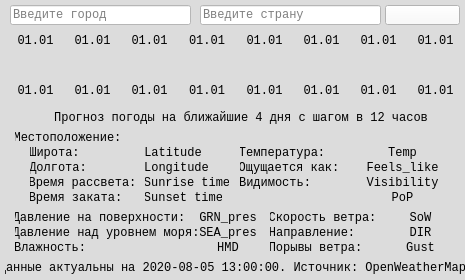
The window that weather_window.ui (AEvlampev/UtApp) describes before a commit, drawn with Qt 5.
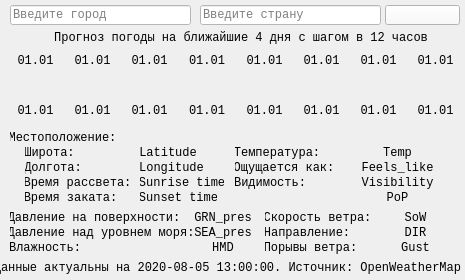
The same window after the commit. Icons and pictures are not drawn.

```diff
--- a/weather_window.ui
+++ b/weather_window.ui
@@ -14,14 +14,14 @@
    <string>UtApp - Погода</string>
   </property>
   <property name="styleSheet">
-   <string notr="true">background-color: rgb(220, 220, 220);</string>
+   <string notr="true"/>
   </property>
   <widget class="QWidget" name="centralwidget">
    <widget class="QWidget" name="horizontalLayoutWidget">
     <property name="geometry">
      <rect>
       <x>10</x>
-      <y>30</y>
+      <y>50</y>
       <width>451</width>
       <height>71</height>
      </rect>
@@ -836,7 +836,7 @@
    <widget class="QLabel" name="static_label_1">
     <property name="geometry">
      <rect>
-      <x>15</x>
+      <x>10</x>
       <y>130</y>
       <width>105</width>
       <height>15</height>
@@ -873,7 +873,7 @@
    <widget class="QLabel" name="static_label_2">
     <property name="geometry">
      <rect>
-      <x>30</x>
+      <x>25</x>
       <y>145</y>
       <width>49</width>
       <height>15</height>
@@ -910,7 +910,7 @@
    <widget class="QLabel" name="static_label_3">
     <property name="geometry">
      <rect>
-      <x>30</x>
+      <x>25</x>
       <y>160</y>
       <width>56</width>
       <height>15</height>
@@ -947,7 +947,7 @@
    <widget class="QLabel" name="static_label_4">
     <property name="geometry">
      <rect>
-      <x>30</x>
+      <x>25</x>
       <y>175</y>
       <width>105</width>
       <height>15</height>
@@ -984,7 +984,7 @@
    <widget class="QLabel" name="latitude_label">
     <property name="geometry">
      <rect>
-      <x>145</x>
+      <x>140</x>
       <y>145</y>
       <width>56</width>
       <height>15</height>
@@ -1021,7 +1021,7 @@
    <widget class="QLabel" name="longitude_label">
     <property name="geometry">
      <rect>
-      <x>145</x>
+      <x>140</x>
       <y>160</y>
       <width>63</width>
       <height>15</height>
@@ -1058,7 +1058,7 @@
    <widget class="QLabel" name="sunrise_time_label">
     <property name="geometry">
      <rect>
-      <x>145</x>
+      <x>140</x>
       <y>175</y>
       <width>84</width>
       <height>15</height>
@@ -1095,7 +1095,7 @@
    <widget class="QLabel" name="static_label_5">
     <property name="geometry">
      <rect>
-      <x>240</x>
+      <x>235</x>
       <y>145</y>
       <width>84</width>
       <height>15</height>
@@ -1132,7 +1132,7 @@
    <widget class="QLabel" name="temperature_label">
     <property name="geometry">
      <rect>
-      <x>350</x>
+      <x>345</x>
       <y>145</y>
       <width>105</width>
       <height>15</height>
@@ -1169,7 +1169,7 @@
    <widget class="QLabel" name="static_label_6">
     <property name="geometry">
      <rect>
-      <x>240</x>
+      <x>235</x>
       <y>160</y>
       <width>98</width>
       <height>15</height>
@@ -1206,7 +1206,7 @@
    <widget class="QLabel" name="feels_like_label">
     <property name="geometry">
      <rect>
-      <x>350</x>
+      <x>345</x>
       <y>160</y>
       <width>105</width>
       <height>15</height>
@@ -1243,7 +1243,7 @@
    <widget class="QLabel" name="static_label_7">
     <property name="geometry">
      <rect>
-      <x>240</x>
+      <x>235</x>
       <y>175</y>
       <width>70</width>
       <height>15</height>
@@ -1280,7 +1280,7 @@
    <widget class="QLabel" name="visibility_label">
     <property name="geometry">
      <rect>
-      <x>350</x>
+      <x>345</x>
       <y>175</y>
       <width>105</width>
       <height>15</height>
@@ -1317,7 +1317,7 @@
    <widget class="QLabel" name="static_label_8">
     <property name="geometry">
      <rect>
-      <x>270</x>
+      <x>265</x>
       <y>190</y>
       <width>16</width>
       <height>16</height>
@@ -1357,7 +1357,7 @@
    <widget class="QLabel" name="pop_label">
     <property name="geometry">
      <rect>
-      <x>350</x>
+      <x>345</x>
       <y>190</y>
       <width>105</width>
       <height>15</height>
@@ -1394,7 +1394,7 @@
    <widget class="QLabel" name="static_label_9">
     <property name="geometry">
      <rect>
-      <x>15</x>
+      <x>10</x>
       <y>210</y>
       <width>168</width>
       <height>15</height>
@@ -1431,7 +1431,7 @@
    <widget class="QLabel" name="grn_pres_label">
     <property name="geometry">
      <rect>
-      <x>200</x>
+      <x>195</x>
       <y>210</y>
       <width>56</width>
       <height>15</height>
@@ -1468,7 +1468,7 @@
    <widget class="QLabel" name="static_label_10">
     <property name="geometry">
      <rect>
-      <x>15</x>
+      <x>10</x>
       <y>225</y>
       <width>182</width>
       <height>15</height>
@@ -1505,7 +1505,7 @@
    <widget class="QLabel" name="sea_pres_label">
     <property name="geometry">
      <rect>
-      <x>200</x>
+      <x>195</x>
       <y>225</y>
       <width>56</width>
       <height>15</height>
@@ -1542,7 +1542,7 @@
    <widget class="QLabel" name="static_label_12">
     <property name="geometry">
      <rect>
-      <x>15</x>
+      <x>10</x>
       <y>240</y>
       <width>70</width>
       <height>15</height>
@@ -1579,7 +1579,7 @@
    <widget class="QLabel" name="hmd_label">
     <property name="geometry">
      <rect>
-      <x>200</x>
+      <x>195</x>
       <y>240</y>
       <width>56</width>
       <height>15</height>
@@ -1616,7 +1616,7 @@
    <widget class="QLabel" name="static_label_11">
     <property name="geometry">
      <rect>
-      <x>30</x>
+      <x>25</x>
       <y>190</y>
       <width>91</width>
       <height>15</height>
@@ -1653,7 +1653,7 @@
    <widget class="QLabel" name="sunset_time_label">
     <property name="geometry">
      <rect>
-      <x>145</x>
+      <x>140</x>
       <y>190</y>
       <width>77</width>
       <height>15</height>
@@ -1690,7 +1690,7 @@
    <widget class="QLabel" name="static_label_13">
     <property name="geometry">
      <rect>
-      <x>270</x>
+      <x>265</x>
       <y>210</y>
       <width>105</width>
       <height>15</height>
@@ -1727,7 +1727,7 @@
    <widget class="QLabel" name="static_label_14">
     <property name="geometry">
      <rect>
-      <x>270</x>
+      <x>265</x>
       <y>225</y>
       <width>84</width>
       <height>15</height>
@@ -1764,7 +1764,7 @@
    <widget class="QLabel" name="static_label_15">
     <property name="geometry">
      <rect>
-      <x>270</x>
+      <x>265</x>
       <y>240</y>
       <width>91</width>
       <height>15</height>
@@ -1801,7 +1801,7 @@
    <widget class="QLabel" name="sow_label">
     <property name="geometry">
      <rect>
-      <x>385</x>
+      <x>380</x>
       <y>210</y>
       <width>71</width>
       <height>16</height>
@@ -1838,7 +1838,7 @@
    <widget class="QLabel" name="direction_label">
     <property name="geometry">
      <rect>
-      <x>385</x>
+      <x>380</x>
       <y>225</y>
       <width>71</width>
       <height>16</height>
@@ -1875,7 +1875,7 @@
    <widget class="QLabel" name="gust_label">
     <property name="geometry">
      <rect>
-      <x>385</x>
+      <x>380</x>
       <y>240</y>
       <width>71</width>
       <height>16</height>
@@ -1912,7 +1912,7 @@
    <widget class="QLabel" name="static_label_16">
     <property name="geometry">
      <rect>
-      <x>5</x>
+      <x>0</x>
       <y>260</y>
       <width>462</width>
       <height>15</height>
@@ -1950,7 +1950,7 @@
     <property name="geometry">
      <rect>
       <x>10</x>
-      <y>110</y>
+      <y>30</y>
       <width>462</width>
       <height>15</height>
      </rect>
```
